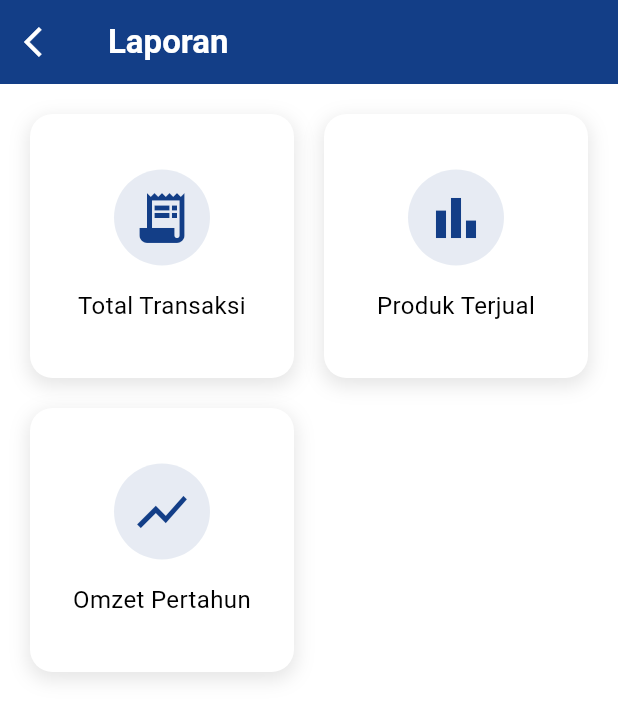
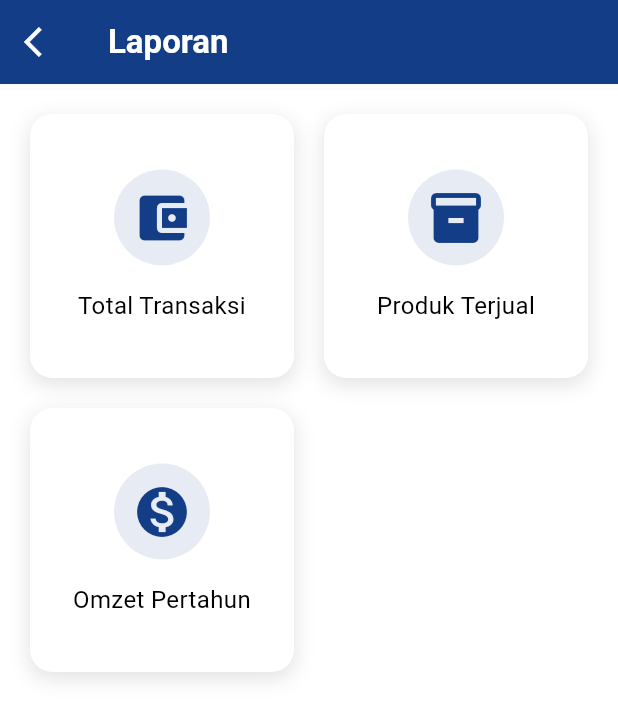
Before and after one commit to tabinadifa/si_kasir, a Flutter app: the DashboardScreen screen opened directly, after a tap on "Laporan", on a phone screen of 412 x 824 dp. Shown: the top 719 px of the screen. Run offline on Flutter 3.47's test engine with Material 3 defaults, Android fonts, the phone set to English and light mode, and no system bars; our stand-ins replace cloud_firestore, firebase_auth, firebase_core, fl_chart, image_picker, share_plus and 1 more; missing offline and left inert: cloudinary_public, excel, mobile_scanner; accounts and stored records are empty.

Commit message:
new code

```diff
--- a/lib/dashboard.dart
+++ b/lib/dashboard.dart
@@ -24,9 +24,16 @@ class DashboardScreen extends StatefulWidget {
 
 class _DashboardScreenState extends State<DashboardScreen> {
   String profileImageUrl = '';
+  String shopName = ''; // Added variable to store shop name
   bool isLoadingProfile = true;
   double totalSaldo = 0.0;
   final GlobalKey<ScaffoldState> _scaffoldKey = GlobalKey<ScaffoldState>();
+
+  // Daftar gambar untuk carousel
+  final List<String> bannerImages = [
+    'assets/produk/goodday.jpg',
+    'assets/produk/goodday.jpg',
+  ];
 
   @override
   void initState() {
@@ -56,7 +63,8 @@ class _DashboardScreenState extends State<DashboardScreen> {
 
       final String emailUser = user.email!;
       final transaksiRef = FirebaseFirestore.instance.collection('transaksi');
-      final querySnapshot = await transaksiRef.where('email', isEqualTo: emailUser).get();
+      final querySnapshot =
+          await transaksiRef.where('email', isEqualTo: emailUser).get();
 
       double total = 0.0;
 
@@ -96,21 +104,25 @@ class _DashboardScreenState extends State<DashboardScreen> {
 
       final String emailUser = user.email!;
       final tokoRef = FirebaseFirestore.instance.collection('toko');
-      final querySnapshot = await tokoRef.where('email', isEqualTo: emailUser).get();
+      final querySnapshot =
+          await tokoRef.where('email', isEqualTo: emailUser).get();
 
       if (querySnapshot.docs.isNotEmpty) {
         final profileData = querySnapshot.docs.first.data();
         setState(() {
           profileImageUrl = profileData['profile_image'] ?? ''; // Ambil URL gambar profil
+          shopName = profileData['nama_toko'] ?? 'Toko Saya'; // Ambil nama toko dari Firestore
           isLoadingProfile = false;
         });
       } else {
         setState(() {
+          shopName = 'Toko Saya'; // Default value if no store data found
           isLoadingProfile = false;
         });
       }
     } catch (e) {
       setState(() {
+        shopName = 'Toko Saya'; // Default value in case of error
         isLoadingProfile = false;
       });
       // ignore: avoid_print
@@ -238,14 +250,18 @@ class _DashboardScreenState extends State<DashboardScreen> {
                                   fit: BoxFit.cover,
                                   width: isSmallScreen ? 50 : 60,
                                   height: isSmallScreen ? 50 : 60,
-                                  loadingBuilder: (context, child, loadingProgress) {
+                                  loadingBuilder:
+                                      (context, child, loadingProgress) {
                                     if (loadingProgress == null) return child;
                                     return Center(
                                       child: CircularProgressIndicator(
-                                        value: loadingProgress.expectedTotalBytes !=
+                                        value: loadingProgress
+                                                    .expectedTotalBytes !=
                                                 null
-                                            ? loadingProgress.cumulativeBytesLoaded /
-                                                loadingProgress.expectedTotalBytes!
+                                            ? loadingProgress
+                                                    .cumulativeBytesLoaded /
+                                                loadingProgress
+                                                    .expectedTotalBytes!
                                             : null,
                                       ),
                                     );
@@ -316,79 +332,28 @@ class _DashboardScreenState extends State<DashboardScreen> {
             ],
           ),
           SizedBox(height: screenHeight * 0.02),
-          Container(
-            padding: EdgeInsets.all(screenWidth * 0.05),
+          SizedBox(
+            height: 140, // Fixed height for the banner container
+            width: screenWidth * 0.8, // Fixed width for the single box
+            child: Container(
               decoration: BoxDecoration(
-              gradient: const LinearGradient(
-                colors: [Color(0xFF133E87), Color(0xFF1E56B1)],
-                begin: Alignment.topLeft,
-                end: Alignment.bottomRight,
+                borderRadius: BorderRadius.circular(20),
+                // Optional: Add border or other styling for the container
+                border: Border.all(color: Colors.grey.shade300),
               ),
+              child: ClipRRect(
                 borderRadius: BorderRadius.circular(20),
-            ),
-            child: Row(
-              mainAxisAlignment: MainAxisAlignment.spaceBetween,
-              children: [
-                Column(
-                  crossAxisAlignment: CrossAxisAlignment.start,
-                  children: [
-                    Text(
-                      'Total Saldo',
-                      style: TextStyle(
-                        color: Colors.white.withOpacity(0.9),
-                        fontSize: isSmallScreen ? 12 : 14),
-                    ),
-                    SizedBox(height: screenHeight * 0.01),
-                    Text(
-                      formatCurrency(totalSaldo), // Format total saldo
-                      style: TextStyle(
-                        fontSize: isSmallScreen ? 20 : 24,
-                        fontWeight: FontWeight.bold,
-                        color: Colors.white,
+                child: PageView.builder(
+                  physics: const BouncingScrollPhysics(),
+                  itemCount: bannerImages.length,
+                  itemBuilder: (context, index) {
+                    return Image(
+                      image: AssetImage(bannerImages[index]),
+                      fit: BoxFit.cover,
+                    );
+                  },
                 ),
               ),
-                  ],
-                ),
-                ElevatedButton(
-                  onPressed: () {
-                    Navigator.push(
-                      context,
-                        MaterialPageRoute(
-                          builder: (context) => TotalTransaksiScreen(),
-                        ),
-                    );
-                  },
-                  style: ElevatedButton.styleFrom(
-                    backgroundColor: Colors.white,
-                    elevation: 0,
-                    padding: EdgeInsets.symmetric(
-                      horizontal: isSmallScreen ? 12 : 20,
-                      vertical: isSmallScreen ? 8 : 12,
-                    ),
-                    shape: RoundedRectangleBorder(
-                      borderRadius: BorderRadius.circular(12),
-                    ),
-                  ),
-                  child: Row(
-                    mainAxisSize: MainAxisSize.min,
-                    children: [
-                      Icon(
-                        Icons.account_balance_wallet,
-                        color: const Color(0xFF133E87),
-                      ),
-                      SizedBox(width: screenWidth * 0.02),
-                      Text(
-                        'Dompet',
-                        style: TextStyle(
-                          fontSize: isSmallScreen ? 12 : 14,
-                          color: const Color(0xFF133E87),
-                          fontWeight: FontWeight.w600,
-                        ),
-                      ),
-                    ],
-                  ),
-                ),
-              ],
             ),
           ),
         ],
@@ -401,6 +366,9 @@ class _DashboardScreenState extends State<DashboardScreen> {
     final screenWidth = MediaQuery.of(context).size.width;
     final isSmallScreen = screenWidth < 360;
 
+    // Split title by newline if present
+    List<String> titleLines = title.split('\n');
+
     return GestureDetector(
       onTap: onTap,
       child: Container(
@@ -409,7 +377,6 @@ class _DashboardScreenState extends State<DashboardScreen> {
           borderRadius: BorderRadius.circular(20),
           boxShadow: [
             BoxShadow(
-              // ignore: deprecated_member_use
               color: Colors.grey.withOpacity(0.1),
               spreadRadius: 0,
               blurRadius: 10,
@@ -425,7 +392,6 @@ class _DashboardScreenState extends State<DashboardScreen> {
               Container(
                 padding: EdgeInsets.all(screenWidth * 0.03),
                 decoration: BoxDecoration(
-                  // ignore: deprecated_member_use
                   color: const Color(0xFF133E87).withOpacity(0.1),
                   shape: BoxShape.circle,
                 ),
@@ -434,14 +400,19 @@ class _DashboardScreenState extends State<DashboardScreen> {
                     size: isSmallScreen ? 28 : 32),
               ),
               SizedBox(height: screenWidth * 0.03),
-              Text(
-                title,
+              // Display title lines
+              Column(
+                children: titleLines
+                    .map((line) => Text(
+                          line,
                           style: TextStyle(
                             fontSize: isSmallScreen ? 14 : 16,
                             fontWeight: FontWeight.bold,
                             color: const Color(0xFF133E87),
                           ),
                           textAlign: TextAlign.center,
+                        ))
+                    .toList(),
               ),
             ],
           ),
@@ -450,7 +421,7 @@ class _DashboardScreenState extends State<DashboardScreen> {
     );
   }
 
-  // Build sidebar menu - IMPROVED
+  // Build sidebar menu
   Widget _buildSidebar() {
     return Drawer(
       elevation: 0,
@@ -492,7 +463,8 @@ class _DashboardScreenState extends State<DashboardScreen> {
                       radius: 45,
                       child: isLoadingProfile
                           ? const CircularProgressIndicator(
-                            valueColor: AlwaysStoppedAnimation<Color>(Color(0xFF133E87)),
+                              valueColor: AlwaysStoppedAnimation<Color>(
+                                  Color(0xFF133E87)),
                             )
                           : profileImageUrl.isNotEmpty
                               ? ClipOval(
@@ -501,13 +473,19 @@ class _DashboardScreenState extends State<DashboardScreen> {
                                     fit: BoxFit.cover,
                                     width: 90,
                                     height: 90,
-                                loadingBuilder: (context, child, loadingProgress) {
+                                    loadingBuilder:
+                                        (context, child, loadingProgress) {
                                       if (loadingProgress == null) return child;
                                       return Center(
                                         child: CircularProgressIndicator(
                                           color: const Color(0xFF133E87),
-                                      value: loadingProgress.expectedTotalBytes != null
-                                        ? loadingProgress.cumulativeBytesLoaded / loadingProgress.expectedTotalBytes!
+                                          value: loadingProgress
+                                                      .expectedTotalBytes !=
+                                                  null
+                                              ? loadingProgress
+                                                      .cumulativeBytesLoaded /
+                                                  loadingProgress
+                                                      .expectedTotalBytes!
                                               : null,
                                         ),
                                       );
@@ -529,17 +507,21 @@ class _DashboardScreenState extends State<DashboardScreen> {
                     ),
                   ),
                   const SizedBox(height: 15),
-                  // App name with fading styling
-                  const Row(
+                  // Display shop name from Firestore
+                  Row(
                     mainAxisAlignment: MainAxisAlignment.center,
                     children: [
-                      Text(
-                        'Masyallah Store',
-                        style: TextStyle(
+                      Flexible(
+                        child: Text(
+                          shopName, // Display the fetched shop name
+                          style: const TextStyle(
                             color: Colors.white,
                             fontSize: 24,
                             fontWeight: FontWeight.bold,
                             letterSpacing: 0.5,
+                          ),
+                          textAlign: TextAlign.center,
+                          overflow: TextOverflow.ellipsis,
                         ),
                       ),
                     ],
@@ -567,7 +549,8 @@ class _DashboardScreenState extends State<DashboardScreen> {
                       Navigator.pop(context); // Close drawer
                       Navigator.push(
                         context,
-                        MaterialPageRoute(builder: (context) => DaftarProdukScreen()),
+                        MaterialPageRoute(
+                            builder: (context) => DaftarProdukScreen()),
                       );
                     },
                   ),
@@ -583,7 +566,8 @@ class _DashboardScreenState extends State<DashboardScreen> {
                       Navigator.pop(context); // Close drawer
                       Navigator.push(
                         context,
-                        MaterialPageRoute(builder: (context) => LaporanScreen()),
+                        MaterialPageRoute(
+                            builder: (context) => LaporanScreen()),
                       );
                     },
                   ),
@@ -594,7 +578,8 @@ class _DashboardScreenState extends State<DashboardScreen> {
                       Navigator.pop(context); // Close drawer
                       Navigator.push(
                         context,
-                        MaterialPageRoute(builder: (context) => TotalTransaksiScreen()),
+                        MaterialPageRoute(
+                            builder: (context) => TotalTransaksiScreen()),
                       );
                     },
                   ),
@@ -605,7 +590,8 @@ class _DashboardScreenState extends State<DashboardScreen> {
                       Navigator.pop(context); // Close drawer
                       Navigator.push(
                         context,
-                        MaterialPageRoute(builder: (context) => ProdukTerjualScreen()),
+                        MaterialPageRoute(
+                            builder: (context) => ProdukTerjualScreen()),
                       );
                     },
                   ),
@@ -616,7 +602,8 @@ class _DashboardScreenState extends State<DashboardScreen> {
                       Navigator.pop(context); // Close drawer
                       Navigator.push(
                         context,
-                        MaterialPageRoute(builder: (context) => OmzetPertahunScreen()),
+                        MaterialPageRoute(
+                            builder: (context) => OmzetPertahunScreen()),
                       );
                     },
                   ),
@@ -632,7 +619,8 @@ class _DashboardScreenState extends State<DashboardScreen> {
                       Navigator.pop(context); // Close drawer
                       Navigator.push(
                         context,
-                        MaterialPageRoute(builder: (context) => RiwayatTransaksiScreen()),
+                        MaterialPageRoute(
+                            builder: (context) => RiwayatTransaksiScreen()),
                       );
                     },
                   ),
@@ -643,7 +631,8 @@ class _DashboardScreenState extends State<DashboardScreen> {
                       Navigator.pop(context); // Close drawer
                       Navigator.push(
                         context,
-                        MaterialPageRoute(builder: (context) => TransaksiTunaiScreen()),
+                        MaterialPageRoute(
+                            builder: (context) => TransaksiTunaiScreen()),
                       );
                     },
                   ),
@@ -654,7 +643,8 @@ class _DashboardScreenState extends State<DashboardScreen> {
                       Navigator.pop(context); // Close drawer
                       Navigator.push(
                         context,
-                        MaterialPageRoute(builder: (context) => TransaksiNonTunaiScreen()),
+                        MaterialPageRoute(
+                            builder: (context) => TransaksiNonTunaiScreen()),
                       );
                     },
                   ),
@@ -665,7 +655,8 @@ class _DashboardScreenState extends State<DashboardScreen> {
                       Navigator.pop(context); // Close drawer
                       Navigator.push(
                         context,
-                        MaterialPageRoute(builder: (context) => DataPiutangScreen()),
+                        MaterialPageRoute(
+                            builder: (context) => DataPiutangScreen()),
                       );
                     },
                   ),
@@ -675,7 +666,7 @@ class _DashboardScreenState extends State<DashboardScreen> {
                   // Toko Section
                   _buildSectionHeader('TOKO'),
                   _buildSidebarItem(
-                    icon: Icons.store,
+                    icon: Icons.store_outlined,
                     title: 'Toko',
                     onTap: () async {
                       Navigator.pop(context); // Close drawer
@@ -684,65 +675,6 @@ class _DashboardScreenState extends State<DashboardScreen> {
                   ),
 
                   const SizedBox(height: 16),
-                  const Divider(thickness: 1),
-                  const SizedBox(height: 8),
-
-                  // Help Center with special styling
-                  Padding(
-                    padding: const EdgeInsets.symmetric(horizontal: 16),
-                    child: Container(
-                      decoration: BoxDecoration(
-                        gradient: const LinearGradient(
-                          colors: [Color(0xFF133E87), Color(0xFF1E56B1)],
-                          begin: Alignment.centerLeft,
-                          end: Alignment.centerRight,
-                        ),
-                        borderRadius: BorderRadius.circular(12),
-                      ),
-                      child: Material(
-                        color: Colors.transparent,
-                        child: InkWell(
-                          onTap: () {
-                            Navigator.pop(context);
-                            _launchHelpCenter();
-                          },
-                          borderRadius: BorderRadius.circular(12),
-                          child: Padding(
-                            padding: const EdgeInsets.symmetric(horizontal: 16, vertical: 12),
-                            child: Row(
-                              children: [
-                                const Icon(
-                                  Icons.help_outline,
-                                  color: Colors.white,
-                                ),
-                                const SizedBox(width: 16),
-                                const Text(
-                                  'Pusat Bantuan',
-                                  style: TextStyle(
-                                    color: Colors.white,
-                                    fontWeight: FontWeight.w500,
-                                  ),
-                                ),
-                                const Spacer(),
-                                Container(
-                                  padding: const EdgeInsets.all(4),
-                                  decoration: BoxDecoration(
-                                    color: Colors.white.withOpacity(0.2),
-                                    shape: BoxShape.circle,
-                                  ),
-                                  child: const Icon(
-                                    Icons.arrow_forward_ios,
-                                    color: Colors.white,
-                                    size: 12,
-                                  ),
-                                ),
-                              ],
-                            ),
-                          ),
-                        ),
-                      ),
-                    ),
-                  ),
                 ],
               ),
             ),
@@ -765,7 +697,7 @@ class _DashboardScreenState extends State<DashboardScreen> {
             child: Column(
               children: [
                 Image.asset(
-                  'assets/images/logo.png', // Asumsikan ada logo di assets
+                  'assets/icons/logo.png',
                   height: 24,
                   errorBuilder: (context, error, stackTrace) {
                     return const Icon(
@@ -829,7 +761,7 @@ class _DashboardScreenState extends State<DashboardScreen> {
     );
   }
 
-  // Sidebar item builder - IMPROVED
+  // Sidebar item builder
   Widget _buildSidebarItem({
     required IconData icon,
     required String title,
--- a/lib/register.dart
+++ b/lib/register.dart
@@ -42,21 +42,6 @@ class _RegisterScreenState extends State<RegisterScreen> {
         MediaQuery.of(context).orientation == Orientation.portrait;
 
     return Scaffold(
-      // appBar: AppBar(
-      //   leading: IconButton(
-      //     icon: Icon(Icons.arrow_back_ios, color: Colors.white),
-      //     onPressed: () => Navigator.of(context).pop(),
-      //   ),
-      //   title: const Text(
-      //     'Data Piutang',
-      //     style: TextStyle(
-      //       color: Colors.white,
-      //       fontWeight: FontWeight.w600,
-      //     ),
-      //   ),
-      //   backgroundColor: Color(0xFF133E87),
-      //   elevation: 0,
-      // ),
       appBar: AppBar(
         title: Text(
           "Daftar Akun",
@@ -86,8 +71,8 @@ class _RegisterScreenState extends State<RegisterScreen> {
               Center(
                 child: Image.asset(
                   'assets/icons/register.png',
-                  height: isPortrait ? screenHeight * 0.2 : screenHeight * 0.4,
-                  width: screenWidth * 0.6,
+                  height: isPortrait ? screenHeight * 0.3 : screenHeight * 0.5,
+                  width: screenWidth * 0.8,
                   fit: BoxFit.contain,
                 ),
               ),
--- a/lib/views/laporan/laporan.dart
+++ b/lib/views/laporan/laporan.dart
@@ -36,7 +36,7 @@ class LaporanScreen extends StatelessWidget {
           children: [
             LaporanCard(
               title: 'Total Transaksi',
-              icon: Icons.receipt_long,
+              icon: Icons.account_balance_wallet,
               onTap: () {
                 Navigator.push(
                   context,
@@ -47,7 +47,7 @@ class LaporanScreen extends StatelessWidget {
             ),
             LaporanCard(
               title: 'Produk Terjual',
-              icon: Icons.bar_chart,
+              icon: Icons.inventory,
               onTap: () {
                 Navigator.push(
                   context,
@@ -58,7 +58,7 @@ class LaporanScreen extends StatelessWidget {
             ),
             LaporanCard(
               title: 'Omzet Pertahun',
-              icon: Icons.show_chart,
+              icon: Icons.monetization_on,
               onTap: () {
                 Navigator.push(
                   context,
--- a/lib/views/transaksi/transaksi.dart
+++ b/lib/views/transaksi/transaksi.dart
@@ -38,7 +38,7 @@ class RiwayatTransaksiScreen extends StatelessWidget {
             children: [
               _buildTransactionOption(
                 context: context,
-                icon: Icons.attach_money,
+                icon: Icons.payments,
                 title: 'Transaksi Tunai',
                 onTap: () => Navigator.push(
                   context,
@@ -60,7 +60,7 @@ class RiwayatTransaksiScreen extends StatelessWidget {
               SizedBox(height: isSmallScreen ? 12 : 16),
               _buildTransactionOption(
                 context: context,
-                icon: Icons.trending_up,
+                icon: Icons.attach_money,
                 title: 'Kelola Piutang',
                 onTap: () => Navigator.push(
                   context,
--- a/pubspec.yaml
+++ b/pubspec.yaml
@@ -21,10 +21,10 @@ dependencies:
   open_file: ^3.5.10
   file_picker: ^10.1.2
   path_provider: ^2.1.5
-  fl_chart: ^0.70.0
+  fl_chart: ^0.71.0
   material_design_icons_flutter: ^7.0.7296
   url_launcher: ^6.3.1
-  intl: ^0.18.0
+  intl: ^0.20.2
   cloudinary_flutter: ^1.3.0
   cloudinary_url_gen: ^1.7.0
   cloudinary_public: ^0.23.1
```
Also changed, not shown: lib/main.dart (line endings or trailing spaces), pubspec.lock. Lines whose indentation alone changed are shown as unchanged.
